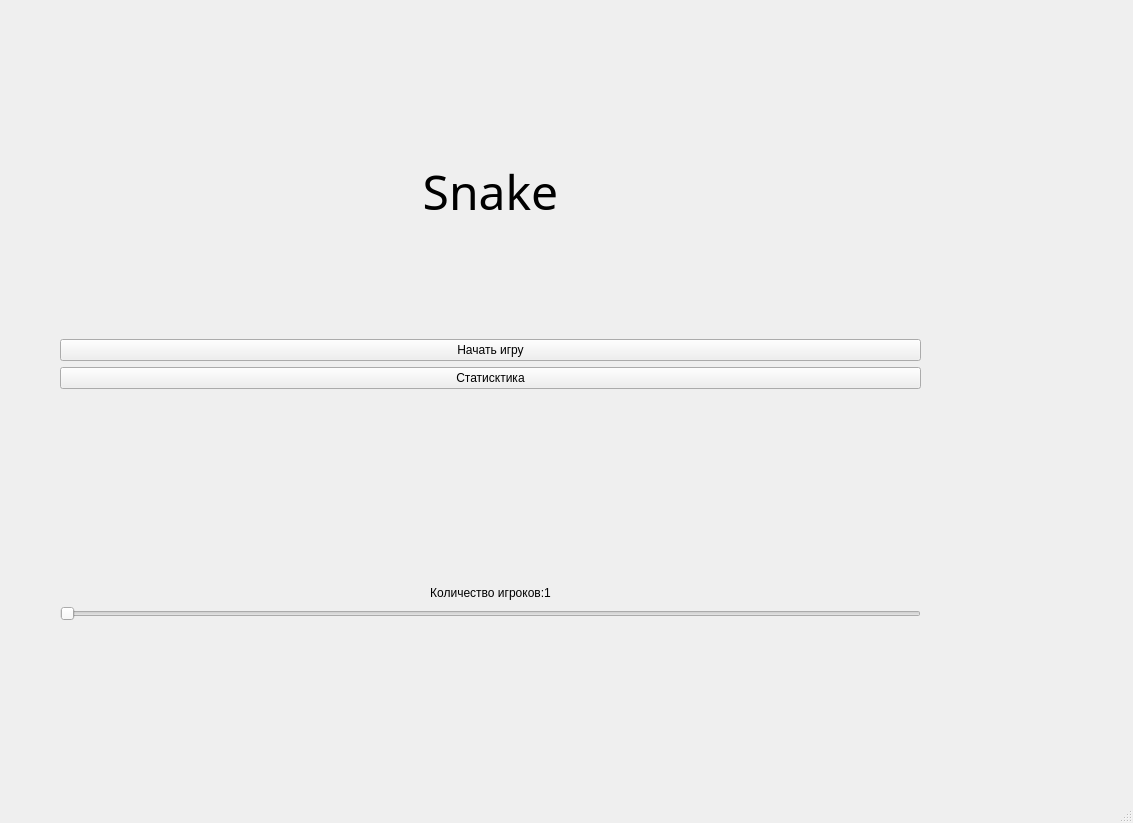
Cagese/Snake, file mainUi.ui: the form before one commit.
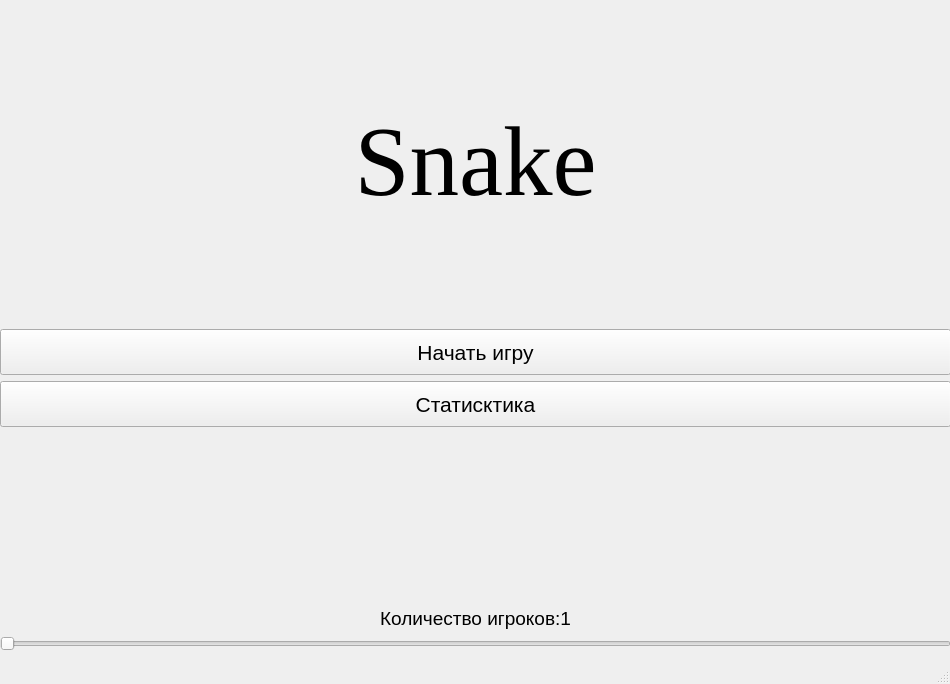
The form after the commit.

The edit to the form file:
```diff
--- a/mainUi.ui
+++ b/mainUi.ui
@@ -6,10 +6,22 @@
    <rect>
     <x>0</x>
     <y>0</y>
-    <width>1133</width>
-    <height>823</height>
+    <width>950</width>
+    <height>684</height>
    </rect>
   </property>
+  <property name="minimumSize">
+   <size>
+    <width>950</width>
+    <height>684</height>
+   </size>
+  </property>
+  <property name="maximumSize">
+   <size>
+    <width>950</width>
+    <height>684</height>
+   </size>
+  </property>
   <property name="windowTitle">
    <string>MainWindow</string>
   </property>
@@ -17,10 +29,10 @@
    <widget class="QWidget" name="layoutWidget">
     <property name="geometry">
      <rect>
-      <x>60</x>
-      <y>50</y>
-      <width>861</width>
-      <height>571</height>
+      <x>0</x>
+      <y>0</y>
+      <width>951</width>
+      <height>651</height>
      </rect>
     </property>
     <layout class="QVBoxLayout" name="verticalLayout_2">
@@ -28,8 +40,8 @@
       <widget class="QLabel" name="Name">
        <property name="font">
         <font>
-         <family>Sitka Small</family>
-         <pointsize>36</pointsize>
+         <family>Times New Roman</family>
+         <pointsize>74</pointsize>
          <stylestrategy>PreferDefault</stylestrategy>
         </font>
        </property>
@@ -45,6 +57,17 @@
       <layout class="QVBoxLayout" name="verticalLayout">
        <item>
         <widget class="QPushButton" name="Startbutton">
+         <property name="minimumSize">
+          <size>
+           <width>0</width>
+           <height>46</height>
+          </size>
+         </property>
+         <property name="font">
+          <font>
+           <pointsize>16</pointsize>
+          </font>
+         </property>
          <property name="text">
           <string>Начать игру</string>
          </property>
@@ -52,6 +75,17 @@
        </item>
        <item>
         <widget class="QPushButton" name="statisticbutton">
+         <property name="minimumSize">
+          <size>
+           <width>0</width>
+           <height>46</height>
+          </size>
+         </property>
+         <property name="font">
+          <font>
+           <pointsize>16</pointsize>
+          </font>
+         </property>
          <property name="text">
           <string>Статисктика</string>
          </property>
@@ -59,6 +93,11 @@
        </item>
        <item>
         <widget class="QLabel" name="label">
+         <property name="font">
+          <font>
+           <pointsize>14</pointsize>
+          </font>
+         </property>
          <property name="text">
           <string>Количество игроков:1</string>
          </property>
```
Left out of the diff: 2 changed lines with no effect on the pictures.
